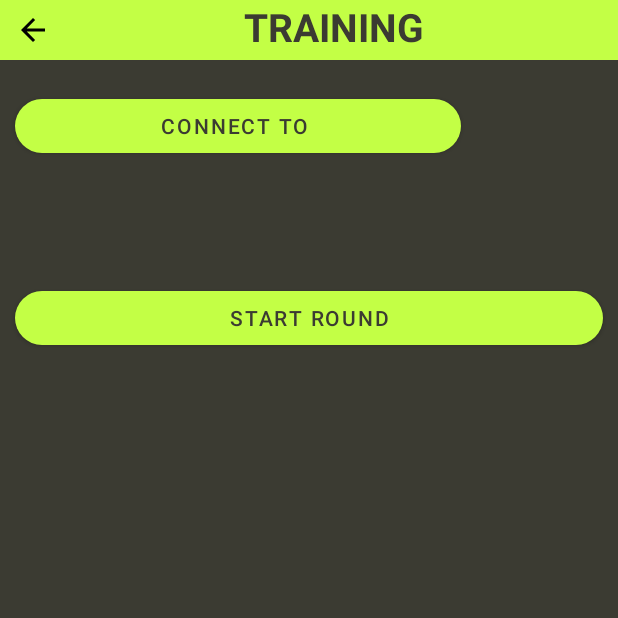
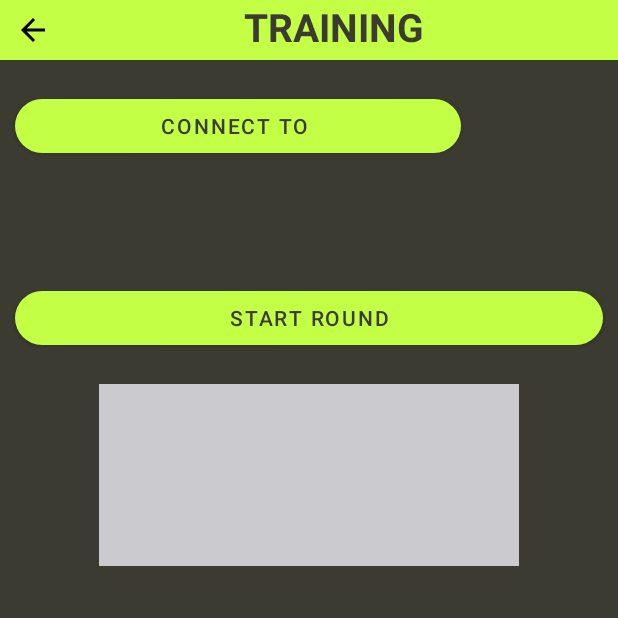
Before and after one commit to usb8/punch-check-mobile-app, an Android app: the TrainingActivity screen opened directly, with no data from a screen before it, on a phone screen of 412 x 824 dp, the top half of it. Run offline under Robolectric (Android 15) with nearby library versions, the light colour scheme and no system bars; our stand-ins replace RxJava; libraries missing offline, so code that uses them is left out: com.polar.sdk; 5 statements that could not run were skipped.

Commit message:
trainingUX: countdown ( & multiThread)

```diff
--- a/Mobile/app/src/main/java/com/example/mobile/TrainingActivity.kt
+++ b/Mobile/app/src/main/java/com/example/mobile/TrainingActivity.kt
@@ -68,6 +68,11 @@ class TrainingActivity : AppCompatActivity() {
     private var fos: FileOutputStream? = null
     private var samplingRate = 25 // Handling raw data in file - in Hz
 
+    // Latency
+    private val timeResponse = 7000
+    private lateinit var textViewCountdown1: TextView
+    private lateinit var textViewCountdown2: TextView
+
     override fun onCreate(savedInstanceState: Bundle?) {
         super.onCreate(savedInstanceState)
         setContentView(R.layout.activity_training)
@@ -82,6 +87,8 @@ class TrainingActivity : AppCompatActivity() {
         textViewPunchResult = findViewById(R.id.view_punch_result)
         textViewSpeed = findViewById(R.id.view_speed)
         backNavigation = findViewById(R.id.training_nav_bar)
+        textViewCountdown1 = findViewById(R.id.view_countdown_1)
+        textViewCountdown2 = findViewById(R.id.view_countdown_2)
 
         // file, outputstream for acc data storage
         Log.d(TAG, "path: " + filesDir.absolutePath)
@@ -268,7 +275,12 @@ class TrainingActivity : AppCompatActivity() {
                 textViewSpeed.visibility = TextView.INVISIBLE
 
                 toggleButtonDown(movementButton, R.string.stop_movement_stream)
-                movementDisposable = requestStreamSettings(deviceId, PolarBleApi.DeviceStreamingFeature.ACC)
+
+                showCountdown(textViewCountdown1, textViewCountdown2)
+
+                Thread {
+                    movementDisposable =
+                        requestStreamSettings(deviceId, PolarBleApi.DeviceStreamingFeature.ACC)
                             .flatMap { settings: PolarSensorSetting ->
                                 api.startAccStreaming(deviceId, settings)
                             }
@@ -290,6 +302,7 @@ class TrainingActivity : AppCompatActivity() {
                                     Log.d(TAG, "ACC stream complete")
                                 }
                             )
+                }.start()
             } else {
                 toggleButtonUp(movementButton, R.string.start_movement_stream)
                 // NOTE dispose will stop streaming if it is "running"
@@ -467,6 +480,25 @@ class TrainingActivity : AppCompatActivity() {
         button.background = buttonDrawable
     }
 
+    private fun showCountdown(view1: TextView, view2: TextView){
+        Thread {
+//            view1.visibility = TextView.VISIBLE
+//            view2.visibility = TextView.VISIBLE
+
+            val timeResponseSecs = timeResponse/1000
+
+            for (i in 0..timeResponseSecs) {
+                runOnUiThread {
+                    view2.text = (timeResponseSecs - i).toString()
+                }
+                Thread.sleep(1000)
+            }
+
+//            view1.visibility = TextView.INVISIBLE
+//            view2.visibility = TextView.INVISIBLE
+        }.start()
+    }
+
     private fun showToast(message: String) {
         val toast = Toast.makeText(applicationContext, message, Toast.LENGTH_LONG)
         toast.show()
--- a/Mobile/app/src/main/res/layout/activity_training.xml
+++ b/Mobile/app/src/main/res/layout/activity_training.xml
@@ -127,6 +127,33 @@
         app:layout_constraintEnd_toEndOf="parent"
         tools:text="@string/speed" />
 
+    <TextView
+        android:id="@+id/view_countdown_1"
+        android:layout_width="280dp"
+        android:layout_height="wrap_content"
+        android:textAlignment="center"
+        android:textColor="@color/black_font"
+        android:background="#cacacf"
+        android:textSize="30sp"
+        android:layout_marginTop="20dp"
+        app:layout_constraintTop_toBottomOf="@id/movement_button"
+        app:layout_constraintStart_toStartOf="parent"
+        app:layout_constraintEnd_toEndOf="parent"
+        tools:text="Training starts in" />
+
+    <TextView
+        android:id="@+id/view_countdown_2"
+        android:layout_width="280dp"
+        android:layout_height="wrap_content"
+        android:textAlignment="center"
+        android:textColor="@color/black_font"
+        android:background="#cacacf"
+        android:textSize="60sp"
+        app:layout_constraintTop_toBottomOf="@id/view_countdown_1"
+        app:layout_constraintStart_toStartOf="parent"
+        app:layout_constraintEnd_toEndOf="parent"
+        tools:text="9" />
+
     <Button
         android:id="@+id/end_training_button"
         android:layout_width="match_parent"
```
Lines whose indentation alone changed are shown as unchanged.
